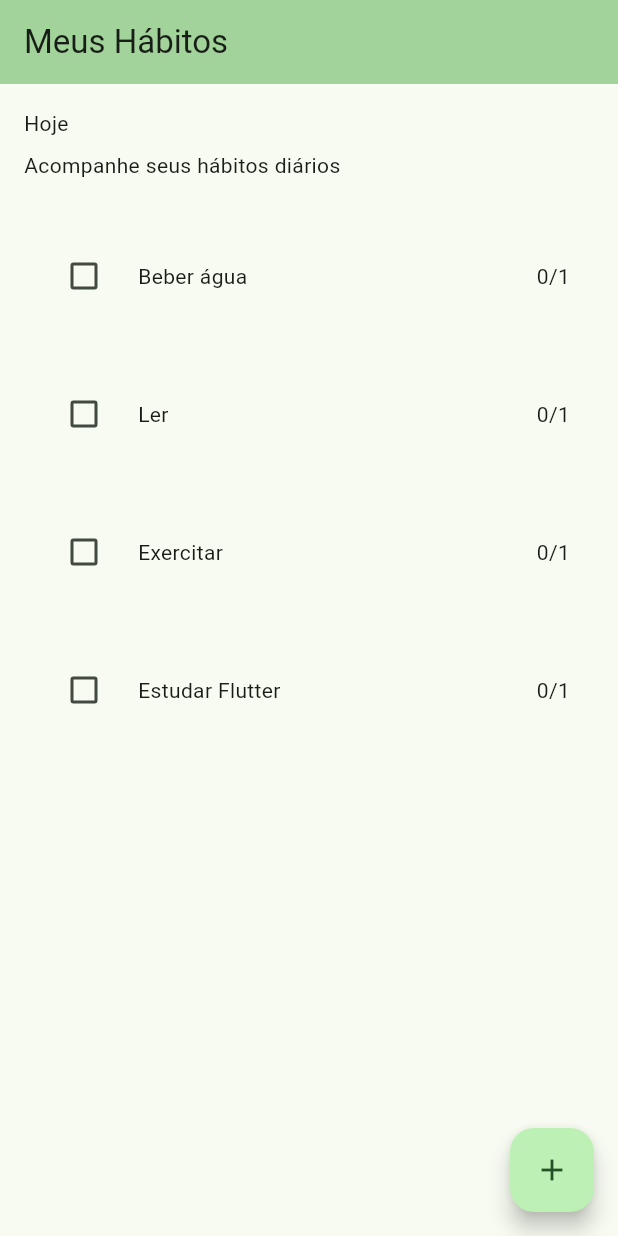
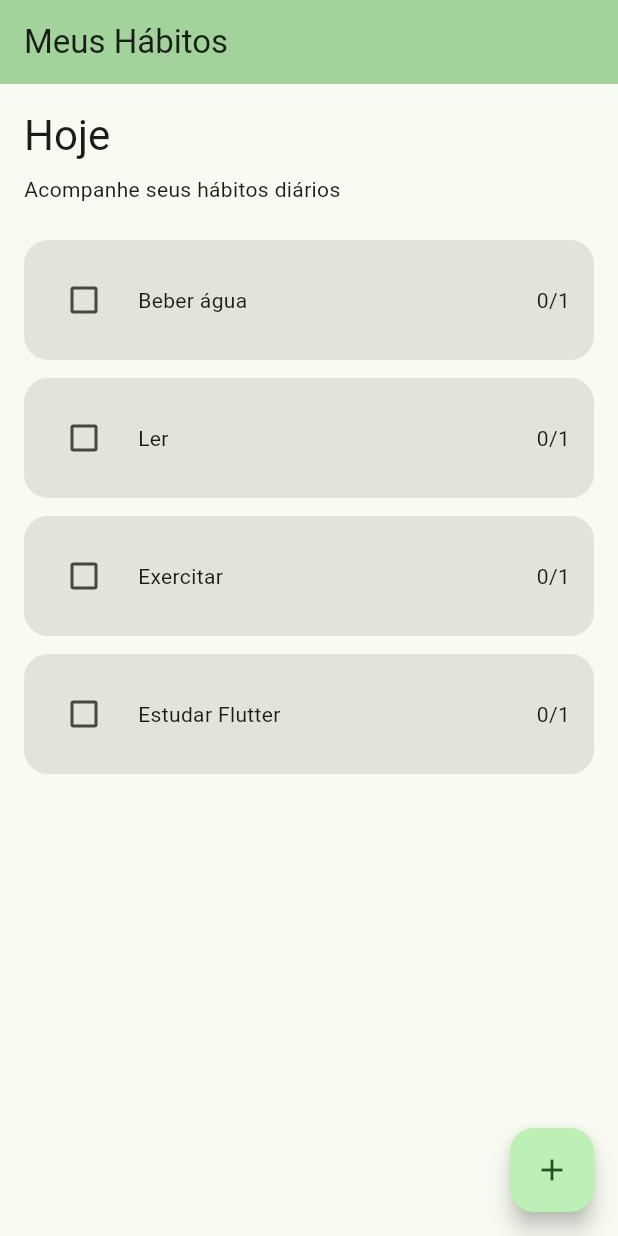
Before and after one commit to laianapinho/rastreador_habitos, a Flutter app: the screen it shows after launch, after a tap on the "add" icon, on a phone screen of 412 x 824 dp. Run offline on Flutter 3.47's test engine with Material 3 defaults, Android fonts, the phone set to English and light mode, and no system bars.

Commit message:
refactor: limpa codigo inicial e melhora layout

```diff
--- a/lib/main.dart
+++ b/lib/main.dart
@@ -7,27 +7,11 @@ void main() {
 class MyApp extends StatelessWidget {
   const MyApp({super.key});
 
-  // This widget is the root of your application.
   @override
   Widget build(BuildContext context) {
     return MaterialApp(
       title: 'Rastreador de Hábitos',
       theme: ThemeData(
-        // This is the theme of your application.
-        //
-        // TRY THIS: Try running your application with "flutter run". You'll see
-        // the application has a purple toolbar. Then, without quitting the app,
-        // try changing the seedColor in the colorScheme below to Colors.green
-        // and then invoke "hot reload" (save your changes or press the "hot
-        // reload" button in a Flutter-supported IDE, or press "r" if you used
-        // the command line to start the app).
-        //
-        // Notice that the counter didn't reset back to zero; the application
-        // state is not lost during the reload. To reset the state, use hot
-        // restart instead.
-        //
-        // This works for code too, not just values: Most code changes can be
-        // tested with just a hot reload.
         colorScheme: ColorScheme.fromSeed(seedColor: Colors.green),
       ),
       home: const MyHomePage(title: 'Meus Hábitos'),
@@ -38,15 +22,6 @@ class MyApp extends StatelessWidget {
 class MyHomePage extends StatefulWidget {
   const MyHomePage({super.key, required this.title});
 
-  // This widget is the home page of your application. It is stateful, meaning
-  // that it has a State object (defined below) that contains fields that affect
-  // how it looks.
-
-  // This class is the configuration for the state. It holds the values (in this
-  // case the title) provided by the parent (in this case the App widget) and
-  // used by the build method of the State. Fields in a Widget subclass are
-  // always marked "final".
-
   final String title;
 
   @override
@@ -54,8 +29,6 @@ class MyHomePage extends StatefulWidget {
 }
 
 class _MyHomePageState extends State<MyHomePage> {
-  int _counter = 0;
-
   final List<Map<String, dynamic>> habitos = [
     {'nome': 'Beber água', 'feito': false},
     {'nome': 'Ler', 'feito': false},
@@ -63,33 +36,11 @@ class _MyHomePageState extends State<MyHomePage> {
     {'nome': 'Estudar Flutter', 'feito': false},
   ];
 
-  void _incrementCounter() {
-    setState(() {
-      // This call to setState tells the Flutter framework that something has
-      // changed in this State, which causes it to rerun the build method below
-      // so that the display can reflect the updated values. If we changed
-      // _counter without calling setState(), then the build method would not be
-      // called again, and so nothing would appear to happen.
-      _counter++;
-    });
-  }
-
   @override
   Widget build(BuildContext context) {
-    // This method is rerun every time setState is called, for instance as done
-    // by the _incrementCounter method above.
-    //
-    // The Flutter framework has been optimized to make rerunning build methods
-    // fast, so that you can just rebuild anything that needs updating rather
-    // than having to individually change instances of widgets.
     return Scaffold(
       appBar: AppBar(
-        // TRY THIS: Try changing the color here to a specific color (to
-        // Colors.amber, perhaps?) and trigger a hot reload to see the AppBar
-        // change color while the other colors stay the same.
         backgroundColor: Theme.of(context).colorScheme.inversePrimary,
-        // Here we take the value from the MyHomePage object that was created by
-        // the App.build method, and use it to set our appbar  .
         title: Text(widget.title),
       ),
       body: Padding(
@@ -97,14 +48,21 @@ class _MyHomePageState extends State<MyHomePage> {
         child: Column(
           crossAxisAlignment: CrossAxisAlignment.start,
           children: [
-            Text('Hoje'),
+            Text('Hoje', style: Theme.of(context).textTheme.headlineMedium),
             SizedBox(height: 8),
-            Text('Acompanhe seus hábitos diários'),
+            Text(
+              'Acompanhe seus hábitos diários',
+              style: Theme.of(context).textTheme.bodyMedium,
+            ),
             SizedBox(height: 24),
             ...habitos.map((habito) {
               return Container(
                 padding: EdgeInsets.all(16),
                 margin: EdgeInsets.only(bottom: 12),
+                decoration: BoxDecoration(
+                  color: Theme.of(context).colorScheme.surfaceContainerHighest,
+                  borderRadius: BorderRadius.circular(16),
+                ),
                 child: Row(
                   children: [
                     Checkbox(
@@ -127,8 +85,10 @@ class _MyHomePageState extends State<MyHomePage> {
         ),
       ),
       floatingActionButton: FloatingActionButton(
-        onPressed: _incrementCounter,
-        tooltip: 'Increment',
+        onPressed: () {
+          print('Adicionar novo hábito');
+        },
+        tooltip: 'Adicionar hábito',
         child: const Icon(Icons.add),
       ),
     );
```
Also changed, not shown: 1 other file. Lines whose indentation alone changed are shown as unchanged.
